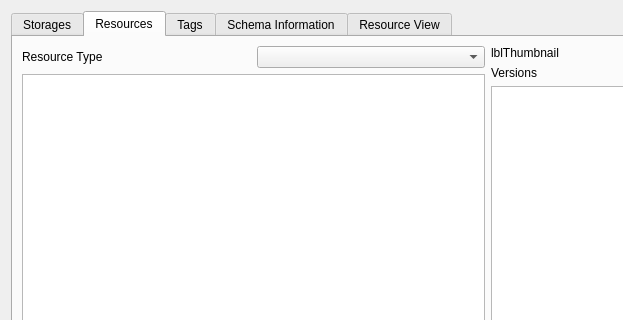
KDE/krita, file plugins/extensions/dbexplorer/WdgDbExplorer.ui: the form before one commit; both pictures show x 0 to 623 and y 0 to 320 of the 975 by 545 pixel window.
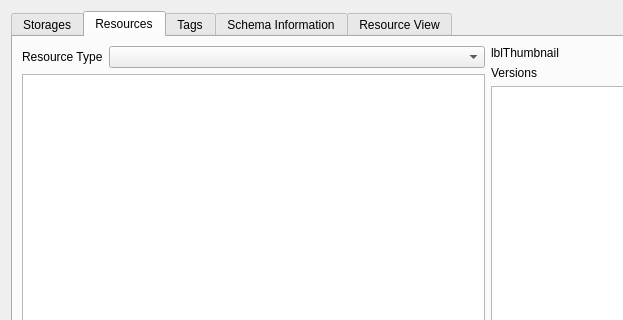
The form after the commit. The open tabs and pages were chosen to show the change. Custom widgets are drawn as their Qt base class.

Commit message:
WdgDbExplorer: fix some control accessibility issues
Part-of: <https://invent.kde.org/graphics/krita/-/merge_requests/1733>

The edit to the form file:
```diff
--- a/plugins/extensions/dbexplorer/WdgDbExplorer.ui
+++ b/plugins/extensions/dbexplorer/WdgDbExplorer.ui
@@ -42,15 +42,15 @@
        <item>
         <layout class="QVBoxLayout" name="verticalLayout_2">
          <item>
-          <layout class="QHBoxLayout" name="horizontalLayout">
-           <item>
+          <layout class="QFormLayout" name="formLayout_3">
+           <item row="0" column="0">
             <widget class="QLabel" name="label">
              <property name="text">
               <string>Resource Type</string>
              </property>
             </widget>
            </item>
-           <item>
+           <item row="0" column="1">
             <widget class="QComboBox" name="cmbResourceTypes"/>
            </item>
           </layout>
```
